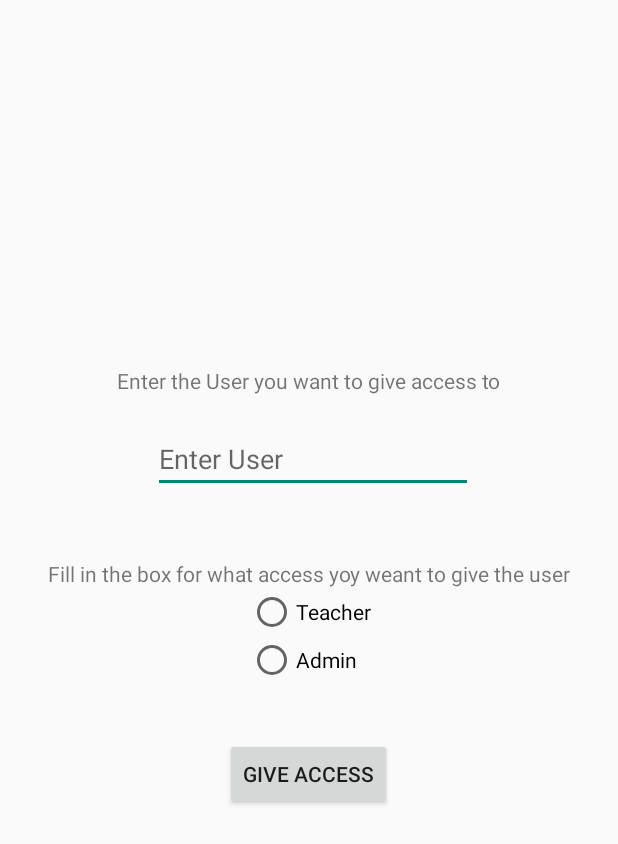
After one commit to Math-Solutions/Math-Solution-Group-3, an Android app: the GiveAccess screen opened directly, with no data from a screen before it, on a phone screen of 412 x 824 dp. The commit adds this screen. Shown: the top 844 px of the screen. Run offline under Robolectric (Android 15) with nearby library versions, the phone set to English and light mode, and no system bars; our stand-ins replace Volley.

Commit message:
Now admin can remove a user and change the access a user has

```diff
--- a/app/src/main/AndroidManifest.xml
+++ b/app/src/main/AndroidManifest.xml
@@ -16,6 +16,9 @@
         android:roundIcon="@mipmap/ic_launcher_round"
         android:supportsRtl="true"
         android:theme="@style/Theme.AppCompat.Light.NoActionBar">
+        <activity android:name=".GiveAccess"></activity>
+        <activity android:name=".RemoveUser" />
+        <activity android:name=".Administration" />
         <activity android:name=".uploadSolution" />
         <activity android:name=".Solutions" />
         <activity android:name=".Courses" />
--- /dev/null
+++ b/app/src/main/java/com/example/pa2576/GiveAccess.java
@@ -0,0 +1,133 @@
+package com.example.pa2576;
+
+import androidx.appcompat.app.AppCompatActivity;
+
+import android.app.ProgressDialog;
+import android.content.Intent;
+import android.os.Bundle;
+import android.view.View;
+import android.widget.Button;
+import android.widget.CheckBox;
+import android.widget.EditText;
+import android.widget.RadioButton;
+import android.widget.RadioGroup;
+import android.widget.Toast;
+
+import com.android.volley.AuthFailureError;
+import com.android.volley.DefaultRetryPolicy;
+import com.android.volley.Request;
+import com.android.volley.Response;
+import com.android.volley.VolleyError;
+import com.android.volley.toolbox.StringRequest;
+
+import java.util.HashMap;
+import java.util.Map;
+
+public class GiveAccess extends AppCompatActivity {
+
+
+    EditText enterUser;
+    Button giveAccess;
+    RadioGroup radioGroupAccess;
+    RadioButton radioBtnTeacher;
+    RadioButton radioBtnAdmin;
+    String access;
+    protected void onCreate(Bundle savedInstanceState) {
+        super.onCreate(savedInstanceState);
+        setContentView(R.layout.activity_give_access);
+
+
+        enterUser = findViewById(R.id.giveAccessUser);
+        giveAccess = findViewById(R.id.giveAccessToUserBtn);
+        radioGroupAccess = findViewById(R.id.radioGroupAccess);
+        radioBtnAdmin = findViewById(R.id.radioButtonAdmin);
+        radioBtnTeacher = findViewById(R.id.radioButtonTeacher);
+
+        giveAccess.setOnClickListener(new View.OnClickListener() {
+                                          public void onClick(View v) {
+                                              if (radioGroupAccess.getCheckedRadioButtonId() == -1) {
+                                                  Toast.makeText(GiveAccess.this, "You need to check in the access you want to give the user", Toast.LENGTH_SHORT).show();
+                                              }
+                                              else{
+                                                  if(radioBtnAdmin.isChecked()) {
+                                                    access = radioBtnAdmin.getText().toString();
+                                                  }
+                                                  else {
+                                                      access = radioBtnTeacher.getText().toString();
+                                                  }
+                                                  giveAccessMethod(enterUser.getText().toString(),access);
+
+                                              }
+
+                                          }
+                                      }
+        );
+
+
+    }
+
+    private void giveAccessMethod(final String username, final String userType) {
+        final ProgressDialog progressDialog = new ProgressDialog(GiveAccess.this);
+        progressDialog.setCancelable(false);
+        progressDialog.setIndeterminate(false);
+        progressDialog.setTitle("Retrieving image to database");
+        progressDialog.show();
+        String url = "http://10.0.2.2/giveAccess.php";
+
+
+        StringRequest request = new StringRequest(Request.Method.POST, url, new Response.Listener<String>() {
+            @Override
+            //Here the method checks if the response from the php code is "The user has been deleted" the user has been removed
+            public void onResponse(String response) {
+
+                if(response.equals("Users access have been changed")){
+                    progressDialog.dismiss();
+                    opeAdministraion();
+
+
+                }
+                else{
+                    progressDialog.dismiss();
+
+                    Toast.makeText(GiveAccess.this, response, Toast.LENGTH_SHORT).show();
+
+                }
+
+            }
+        }, new Response.ErrorListener() {
+            @Override
+            public void onErrorResponse(VolleyError error) {
+                progressDialog.dismiss();
+                Toast.makeText(GiveAccess.this, error.toString(), Toast.LENGTH_SHORT).show();
+            }
+        }
+        ) {
+
+
+            //here is the variables that goes into the php code
+            protected Map<String, String> getParams() throws AuthFailureError {
+                HashMap<String, String> param = new HashMap<>();
+                param.put("username",username);
+                param.put("userType",userType);
+
+
+
+                return param;
+
+            }
+        };
+
+        request.setRetryPolicy(new DefaultRetryPolicy(30000,DefaultRetryPolicy.DEFAULT_MAX_RETRIES,DefaultRetryPolicy.DEFAULT_BACKOFF_MULT));
+        MySingleton.getmInstance(GiveAccess.this).addToRequestQueue(request);
+
+    }
+
+
+
+    private void opeAdministraion() {
+        Intent profile = new Intent(this, Administration.class);
+        startActivity(profile);
+    }
+
+
+}
--- a/app/src/main/java/com/example/pa2576/uploadSolution.java
+++ b/app/src/main/java/com/example/pa2576/uploadSolution.java
@@ -64,7 +64,11 @@ public class uploadSolution extends AppCompatActivity implements View.OnClickLis
 
 
     }
-
+    public void onBackPressed(){
+        super.onBackPressed();
+        Intent intent = new Intent(this, SeeSolutions.class);
+        startActivity(intent);
+    }
 
     public void onClick(View v) {
         switch (v.getId()) {
--- /dev/null
+++ b/app/src/main/res/layout/activity_give_access.xml
@@ -0,0 +1,74 @@
+<?xml version="1.0" encoding="utf-8"?>
+<androidx.constraintlayout.widget.ConstraintLayout xmlns:android="http://schemas.android.com/apk/res/android"
+    xmlns:app="http://schemas.android.com/apk/res-auto"
+    xmlns:tools="http://schemas.android.com/tools"
+    android:layout_width="match_parent"
+    android:layout_height="match_parent"
+    tools:context=".GiveAccess">
+
+    <TextView
+        android:id="@+id/giveAccessText"
+        android:layout_width="wrap_content"
+        android:layout_height="wrap_content"
+        android:layout_marginTop="244dp"
+        android:text="Enter the User you want to give access to"
+        app:layout_constraintEnd_toEndOf="parent"
+        app:layout_constraintStart_toStartOf="parent"
+        app:layout_constraintTop_toTopOf="parent" />
+
+    <EditText
+        android:id="@+id/giveAccessUser"
+        android:layout_width="wrap_content"
+        android:layout_height="wrap_content"
+        android:layout_marginTop="20dp"
+        android:ems="10"
+        android:hint="Enter User"
+        android:inputType="textPersonName"
+        app:layout_constraintEnd_toEndOf="parent"
+        app:layout_constraintHorizontal_bias="0.515"
+        app:layout_constraintStart_toStartOf="parent"
+        app:layout_constraintTop_toBottomOf="@+id/giveAccessText" />
+
+    <Button
+        android:id="@+id/giveAccessToUserBtn"
+        android:layout_width="wrap_content"
+        android:layout_height="wrap_content"
+        android:layout_marginTop="36dp"
+        android:text="Give Access"
+        app:layout_constraintEnd_toEndOf="parent"
+        app:layout_constraintHorizontal_bias="0.498"
+        app:layout_constraintStart_toStartOf="parent"
+        app:layout_constraintTop_toBottomOf="@+id/radioGroupAccess" />
+
+    <RadioGroup
+        android:id="@+id/radioGroupAccess"
+        android:layout_width="wrap_content"
+        android:layout_height="wrap_content"
+        app:layout_constraintEnd_toEndOf="parent"
+        app:layout_constraintStart_toStartOf="parent"
+        app:layout_constraintTop_toBottomOf="@+id/whatAccessText">
+
+        <RadioButton
+            android:id="@+id/radioButtonTeacher"
+            android:layout_width="match_parent"
+            android:layout_height="wrap_content"
+            android:text="Teacher" />
+
+        <RadioButton
+            android:id="@+id/radioButtonAdmin"
+            android:layout_width="match_parent"
+            android:layout_height="wrap_content"
+            android:text="Admin" />
+    </RadioGroup>
+
+    <TextView
+        android:id="@+id/whatAccessText"
+        android:layout_width="wrap_content"
+        android:layout_height="wrap_content"
+        android:layout_marginTop="44dp"
+        android:text="Fill in the box for what access yoy weant to give the user"
+        app:layout_constraintEnd_toEndOf="parent"
+        app:layout_constraintStart_toStartOf="parent"
+        app:layout_constraintTop_toBottomOf="@+id/giveAccessUser" />
+
+</androidx.constraintlayout.widget.ConstraintLayout>
```
Also changed, not shown: app/src/main/java/com/example/pa2576/Administration.java (added, +50 -0 lines), app/src/main/java/com/example/pa2576/Homepage.java (+13 -1 lines), app/src/main/java/com/example/pa2576/RemoveUser.java (added, +109 -0 lines), app/src/main/java/com/example/pa2576/SeeSolutions.java (+15 -4 lines), app/src/main/java/com/example/pa2576/ViewSolution.java (+21 -9 lines), app/src/main/res/layout/activity_administration.xml (added, +30 -0 lines), app/src/main/res/layout/activity_fullscreen.xml (added, +15 -0 lines), app/src/main/res/layout/activity_homepage.xml (+11 -0 lines), app/src/main/res/layout/activity_remove_user.xml (added, +53 -0 lines), app/src/main/res/layout/activity_view_solution.xml (+12 -0 lines).
